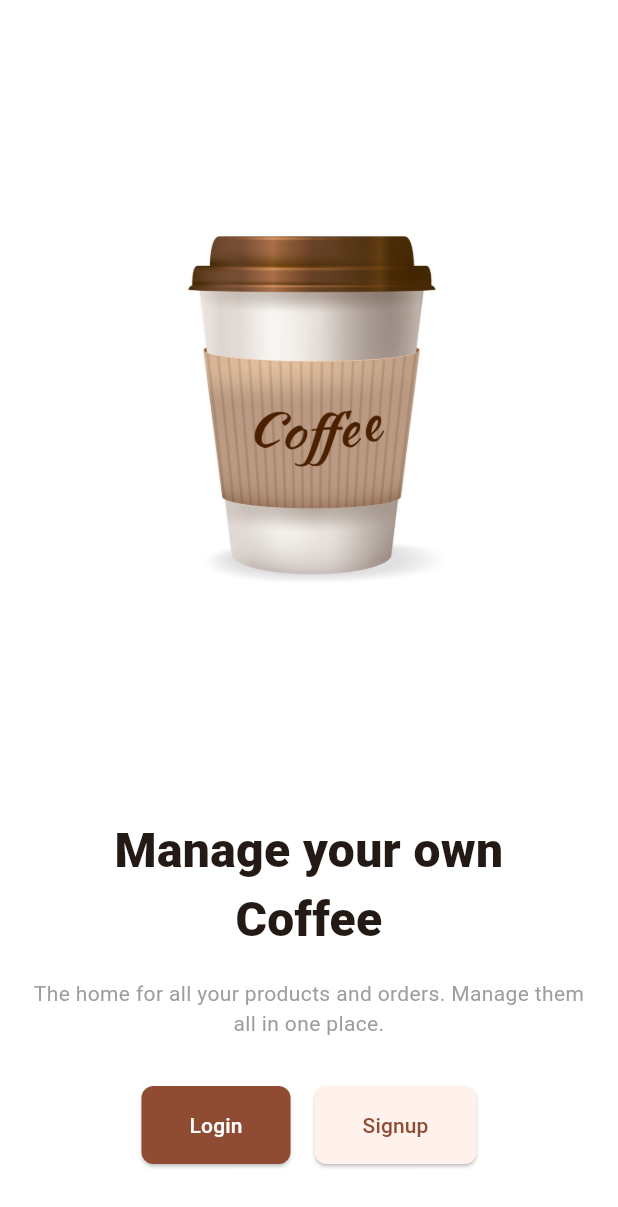
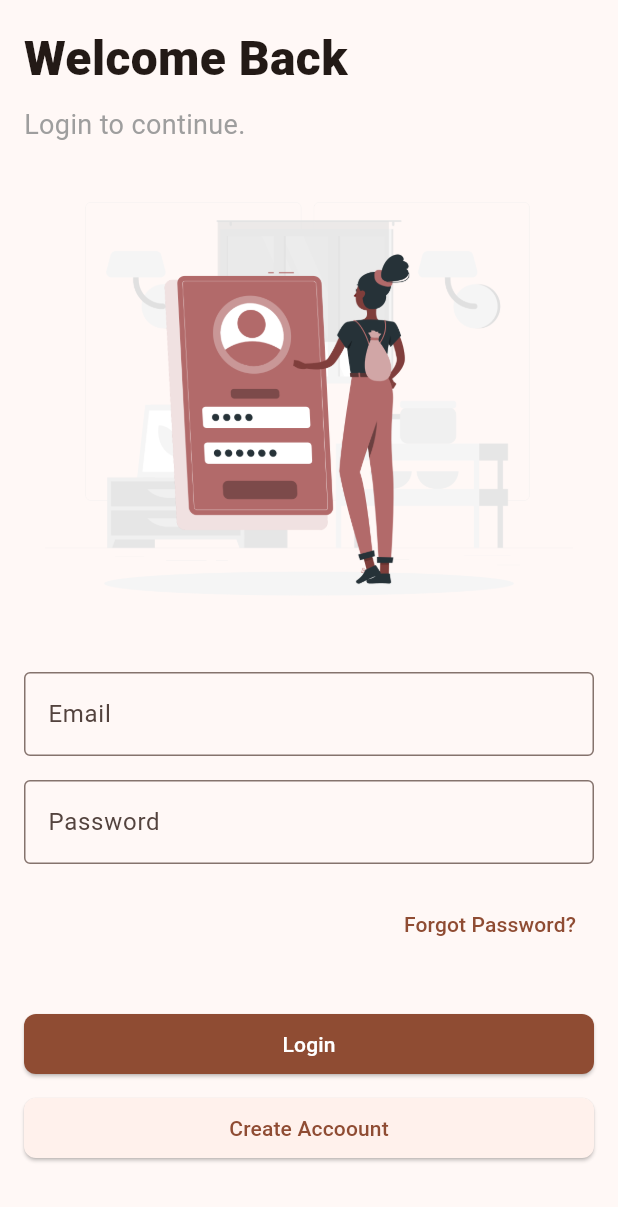
Before and after one commit to diilshadkt/coffe-zone, a Flutter app: the screen it shows after launch, on a phone screen of 412 x 824 dp. Shown: the top 1207 px of the screen. Run offline on Flutter 3.47's test engine with Material 3 defaults, Android fonts, the phone set to English and light mode, and no system bars; our stand-ins replace flutter_hooks, go_router.

Commit message:
Added login page

```diff
--- a/lib/core/router.dart
+++ b/lib/core/router.dart
@@ -1,12 +1,17 @@
 import 'package:coffee_zone/features/auth/view/pages/landing_page.dart';
+import 'package:coffee_zone/features/auth/view/pages/login_page.dart';
 import 'package:go_router/go_router.dart';
 
 final router = GoRouter(
-  initialLocation: LandingPage.routePath,
+  initialLocation: LoginPage.routePath,
   routes: [
     GoRoute(
       path: LandingPage.routePath,
       builder: (context, state) => const LandingPage(),
+    ),
+    GoRoute(
+      path: LoginPage.routePath,
+      builder: (context, state) => const LoginPage(),
     )
   ],
 );
--- /dev/null
+++ b/lib/core/widgets/text_field_widget.dart
@@ -0,0 +1,53 @@
+import 'package:coffee_zone/core/extensions/localization_extension.dart';
+import 'package:coffee_zone/core/extensions/theme_extension.dart';
+import 'package:flutter/material.dart';
+import 'package:flutter_hooks/flutter_hooks.dart';
+
+class TextFieldWidget extends HookWidget {
+  final String? label;
+  final String? hintText;
+  final bool isObscure;
+
+  const TextFieldWidget({
+    super.key,
+    this.hintText,
+    this.label,
+    this.isObscure = false,
+  });
+
+  @override
+  Widget build(BuildContext context) {
+    final isObscureState = useState(isObscure);
+
+    return TextField(
+      obscureText: isObscureState.value,
+      decoration: InputDecoration(
+        border: OutlineInputBorder(
+          borderSide: BorderSide(
+            color: context.colors.primary,
+          ),
+        ),
+        label: label != null ? Text(label!) : null,
+        suffix: isObscure
+            ? GestureDetector(
+                onTap: () {
+                  isObscureState.value = !isObscureState.value;
+                },
+                child: Padding(
+                  padding: const EdgeInsets.symmetric(horizontal: 8),
+                  child: Text(
+                    isObscureState.value
+                        ? context.text.showPasswordLink
+                        : context.text.hidePasswordLink,
+                    style: TextStyle(
+                      fontSize: 12,
+                      color: context.colors.primary,
+                    ),
+                  ),
+                ),
+              )
+            : null,
+      ),
+    );
+  }
+}
--- /dev/null
+++ b/lib/features/auth/view/pages/login_page.dart
@@ -0,0 +1,84 @@
+import 'package:coffee_zone/core/extensions/localization_extension.dart';
+import 'package:coffee_zone/core/widgets/button_widget.dart';
+import 'package:coffee_zone/core/widgets/text_field_widget.dart';
+import 'package:coffee_zone/gen/assets.gen.dart';
+import 'package:flutter/material.dart';
+
+class LoginPage extends StatelessWidget {
+  static const routePath = '/login';
+  const LoginPage({super.key});
+
+  @override
+  Widget build(BuildContext context) {
+    return Scaffold(
+      body: SafeArea(
+        child: Container(
+          padding: const EdgeInsets.all(16),
+          width: double.infinity,
+          child: Column(
+            crossAxisAlignment: CrossAxisAlignment.start,
+            children: [
+              Text(
+                context.text.loginPageTitle,
+                textAlign: TextAlign.center,
+                style: const TextStyle(
+                  fontSize: 32,
+                  fontWeight: FontWeight.w800,
+                ),
+              ),
+              const SizedBox(height: 8),
+              Text(
+                context.text.loginPageSubtitle,
+                style: const TextStyle(
+                  color: Colors.grey,
+                  fontSize: 18,
+                ),
+              ),
+              Expanded(
+                child: Center(
+                  child: Image.asset(Assets.images.login.path),
+                ),
+              ),
+              TextFieldWidget(
+                label: context.text.emailFieldLabel,
+              ),
+              const SizedBox(height: 16),
+              TextFieldWidget(
+                isObscure: true,
+                label: context.text.passwordFieldLabel,
+              ),
+              const SizedBox(height: 16),
+              Align(
+                alignment: Alignment.centerRight,
+                child: TextButton(
+                  onPressed: () {},
+                  child: Text(
+                    context.text.forgotPasswordLink,
+                  ),
+                ),
+              ),
+              const SizedBox(height: 32),
+              SizedBox(
+                width: double.infinity,
+                child: ButtonWidget(
+                  onPressed: () {},
+                  child: Text(context.text.loginBtnLabel),
+                ),
+              ),
+              const SizedBox(height: 8),
+              SizedBox(
+                width: double.infinity,
+                child: ButtonWidget(
+                  isBold: false,
+                  onPressed: () {},
+                  child: Text(context.text.createAccountBtnLabel),
+                ),
+              ),
+              const SizedBox(height: 32),
+            ],
+          ),
+        ),
+      ),
+    );
+  }
+}
--- a/lib/gen/assets.gen.dart
+++ b/lib/gen/assets.gen.dart
@@ -15,8 +15,11 @@ class $AssetsImagesGen {
   /// File path: assets/images/landing.jpg
   AssetGenImage get landing => const AssetGenImage('assets/images/landing.jpg');
 
+  /// File path: assets/images/login.png
+  AssetGenImage get login => const AssetGenImage('assets/images/login.png');
+
   /// List of all assets
-  List<AssetGenImage> get values => [landing];
+  List<AssetGenImage> get values => [landing, login];
 }
 
 class Assets {
--- a/lib/l10n/app_en.arb
+++ b/lib/l10n/app_en.arb
@@ -3,5 +3,13 @@
     "landingTitle": "Manage your own Coffee",
     "landingMessage": "The home for all your products and orders. Manage them all in one place.",
     "loginBtnLabel": "Login",
-    "registerBtnLabel": "Signup"
+    "registerBtnLabel": "Signup",
+    "loginPageTitle": "Welcome Back",
+    "loginPageSubtitle": "Login to continue.",
+    "emailFieldLabel": "Email",
+    "passwordFieldLabel" :"Password",
+    "createAccountBtnLabel": "Create Accoount",
+    "forgotPasswordLink": "Forgot Password?",
+    "showPasswordLink": "Show",
+    "hidePasswordLink":"Hide"
 }
--- a/lib/l10n/gen/app_localizations.dart
+++ b/lib/l10n/gen/app_localizations.dart
@@ -120,6 +120,54 @@ abstract class AppLocalizations {
   /// In en, this message translates to:
   /// **'Signup'**
   String get registerBtnLabel;
+
+  /// No description provided for @loginPageTitle.
+  ///
+  /// In en, this message translates to:
+  /// **'Welcome Back'**
+  String get loginPageTitle;
+
+  /// No description provided for @loginPageSubtitle.
+  ///
+  /// In en, this message translates to:
+  /// **'Login to continue.'**
+  String get loginPageSubtitle;
+
+  /// No description provided for @emailFieldLabel.
+  ///
+  /// In en, this message translates to:
+  /// **'Email'**
+  String get emailFieldLabel;
+
+  /// No description provided for @passwordFieldLabel.
+  ///
+  /// In en, this message translates to:
+  /// **'Password'**
+  String get passwordFieldLabel;
+
+  /// No description provided for @createAccountBtnLabel.
+  ///
+  /// In en, this message translates to:
+  /// **'Create Accoount'**
+  String get createAccountBtnLabel;
+
+  /// No description provided for @forgotPasswordLink.
+  ///
+  /// In en, this message translates to:
+  /// **'Forgot Password?'**
+  String get forgotPasswordLink;
+
+  /// No description provided for @showPasswordLink.
+  ///
+  /// In en, this message translates to:
+  /// **'Show'**
+  String get showPasswordLink;
+
+  /// No description provided for @hidePasswordLink.
+  ///
+  /// In en, this message translates to:
+  /// **'Hide'**
+  String get hidePasswordLink;
 }
 
 class _AppLocalizationsDelegate extends LocalizationsDelegate<AppLocalizations> {
--- a/lib/l10n/gen/app_localizations_en.dart
+++ b/lib/l10n/gen/app_localizations_en.dart
@@ -18,4 +18,28 @@ class AppLocalizationsEn extends AppLocalizations {
 
   @override
   String get registerBtnLabel => 'Signup';
+
+  @override
+  String get loginPageTitle => 'Welcome Back';
+
+  @override
+  String get loginPageSubtitle => 'Login to continue.';
+
+  @override
+  String get emailFieldLabel => 'Email';
+
+  @override
+  String get passwordFieldLabel => 'Password';
+
+  @override
+  String get createAccountBtnLabel => 'Create Accoount';
+
+  @override
+  String get forgotPasswordLink => 'Forgot Password?';
+
+  @override
+  String get showPasswordLink => 'Show';
+
+  @override
+  String get hidePasswordLink => 'Hide';
 }
```
Also changed, not shown: assets/images/login.png (added).
